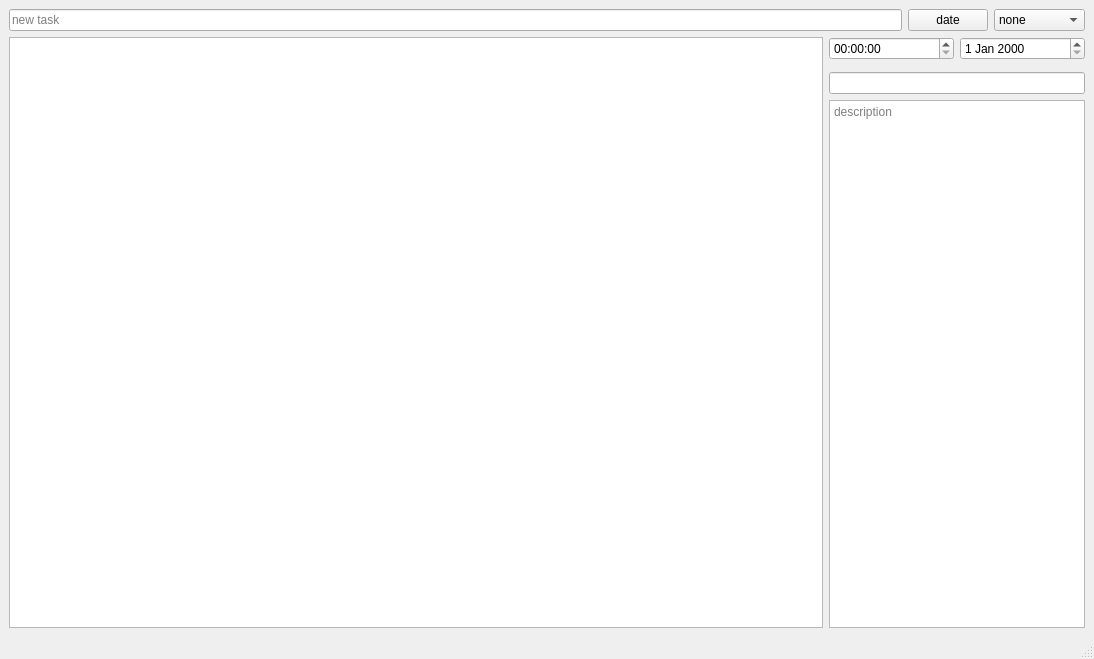
First picture: the form in 3term/oop/lab2/MainWindow.ui, repository NavkaGleb/labs, before the edit.
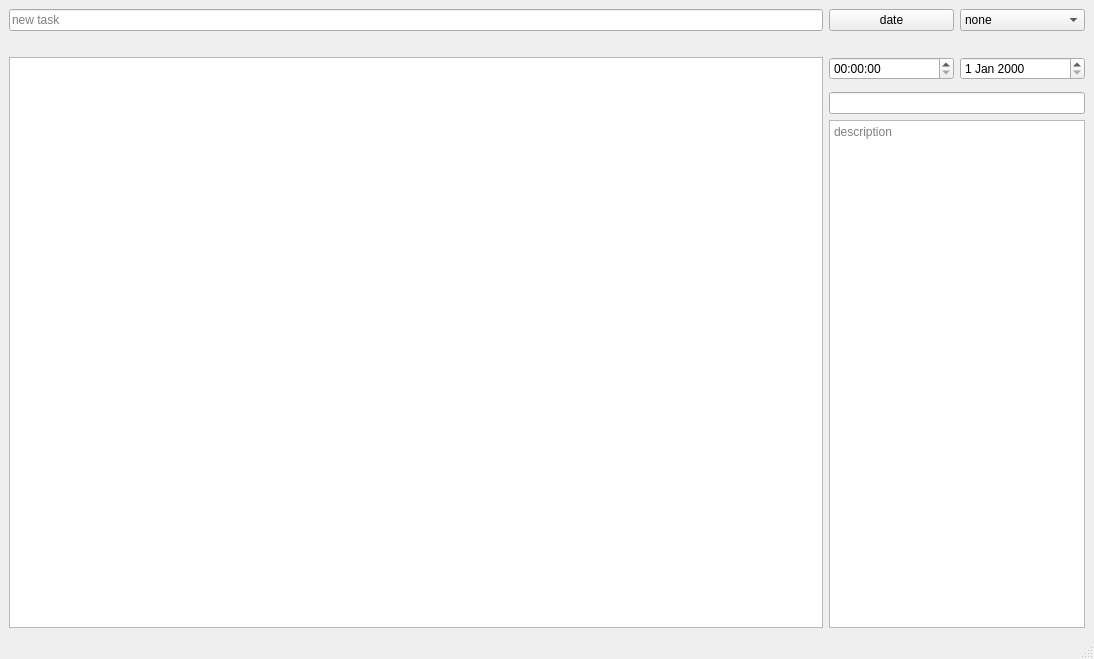
Second picture: the form after the edit.

Commit message: implelement base of form for current task

```diff
--- a/3term/oop/lab2/MainWindow.ui
+++ b/3term/oop/lab2/MainWindow.ui
@@ -15,12 +15,9 @@
   </property>
   <widget class="QWidget" name="centralwidget">
    <layout class="QGridLayout" name="gridLayout">
-    <item row="0" column="0">
-     <layout class="QVBoxLayout" name="listsContainer"/>
-    </item>
     <item row="0" column="1">
      <layout class="QGridLayout" name="gridLayout_2">
-      <item row="1" column="0" rowspan="4">
+      <item row="5" column="0" rowspan="4">
        <widget class="QTableView" name="tasksContainer">
         <property name="lineWidth">
          <number>0</number>
@@ -36,13 +33,23 @@
         </property>
        </widget>
       </item>
-      <item row="1" column="1">
+      <item row="5" column="1">
        <widget class="QTimeEdit" name="taskTime"/>
       </item>
-      <item row="1" column="2">
+      <item row="5" column="2">
        <widget class="QDateEdit" name="taskDate"/>
       </item>
-      <item row="4" column="1" colspan="2">
+      <item row="7" column="1" colspan="2">
+       <widget class="QLineEdit" name="taskName">
+        <property name="sizePolicy">
+         <sizepolicy hsizetype="Minimum" vsizetype="Fixed">
+          <horstretch>0</horstretch>
+          <verstretch>0</verstretch>
+         </sizepolicy>
+        </property>
+       </widget>
+      </item>
+      <item row="8" column="1" colspan="2">
        <widget class="QTextEdit" name="taskDescription">
         <property name="sizePolicy">
          <sizepolicy hsizetype="Minimum" vsizetype="Expanding">
@@ -55,19 +62,7 @@
         </property>
        </widget>
       </item>
-      <item row="3" column="1" colspan="2">
-       <widget class="QLineEdit" name="taskName">
-        <property name="sizePolicy">
-         <sizepolicy hsizetype="Minimum" vsizetype="Fixed">
-          <horstretch>0</horstretch>
-          <verstretch>0</verstretch>
-         </sizepolicy>
-        </property>
-       </widget>
-      </item>
-      <item row="0" column="0" colspan="3">
-       <layout class="QHBoxLayout" name="horizontalLayout">
-        <item>
+      <item row="2" column="0">
          <widget class="QLineEdit" name="newTask">
           <property name="sizePolicy">
            <sizepolicy hsizetype="Expanding" vsizetype="Fixed">
@@ -83,23 +78,7 @@
           </property>
          </widget>
         </item>
-        <item>
-         <widget class="QPushButton" name="dateButton">
-          <property name="enabled">
-           <bool>true</bool>
-          </property>
-          <property name="sizePolicy">
-           <sizepolicy hsizetype="Preferred" vsizetype="Fixed">
-            <horstretch>0</horstretch>
-            <verstretch>0</verstretch>
-           </sizepolicy>
-          </property>
-          <property name="text">
-           <string>date</string>
-          </property>
-         </widget>
-        </item>
-        <item>
+      <item row="2" column="2">
          <widget class="QComboBox" name="priority">
           <property name="sizePolicy">
            <sizepolicy hsizetype="Preferred" vsizetype="Fixed">
@@ -129,10 +108,43 @@
           </item>
          </widget>
         </item>
-       </layout>
+      <item row="0" column="0" colspan="3">
+       <layout class="QHBoxLayout" name="horizontalLayout"/>
       </item>
+      <item row="2" column="1">
+       <widget class="QPushButton" name="dateButton">
+        <property name="enabled">
+         <bool>true</bool>
+        </property>
+        <property name="sizePolicy">
+         <sizepolicy hsizetype="Preferred" vsizetype="Fixed">
+          <horstretch>0</horstretch>
+          <verstretch>0</verstretch>
+         </sizepolicy>
+        </property>
+        <property name="text">
+         <string>date</string>
+        </property>
+       </widget>
+      </item>
+      <item row="3" column="0" colspan="3">
+       <spacer name="horizontalSpacer">
+        <property name="orientation">
+         <enum>Qt::Horizontal</enum>
+        </property>
+        <property name="sizeHint" stdset="0">
+         <size>
+          <width>40</width>
+          <height>20</height>
+         </size>
+        </property>
+       </spacer>
+      </item>
      </layout>
     </item>
+    <item row="0" column="0">
+     <layout class="QVBoxLayout" name="listsContainer"/>
+    </item>
    </layout>
   </widget>
   <widget class="QMenuBar" name="menubar">
```
Lines whose indentation alone changed are shown as unchanged. The commit also changes 5 other files.
